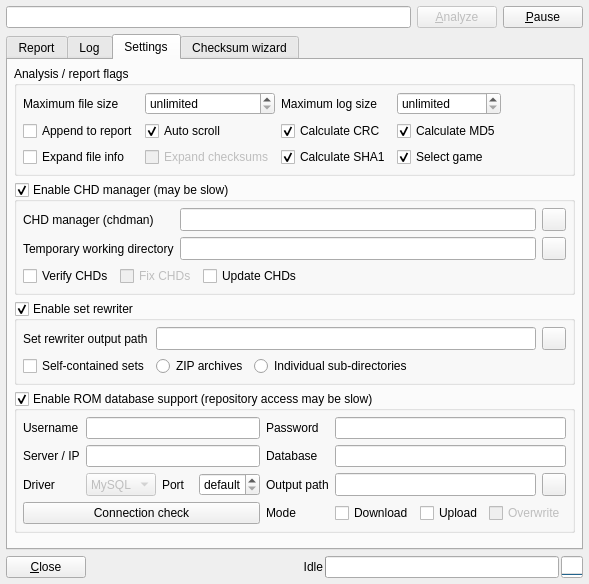
Above: romalyzer.ui from qmc2/qmc2-mame-fe before the change. Below: the same form after it.
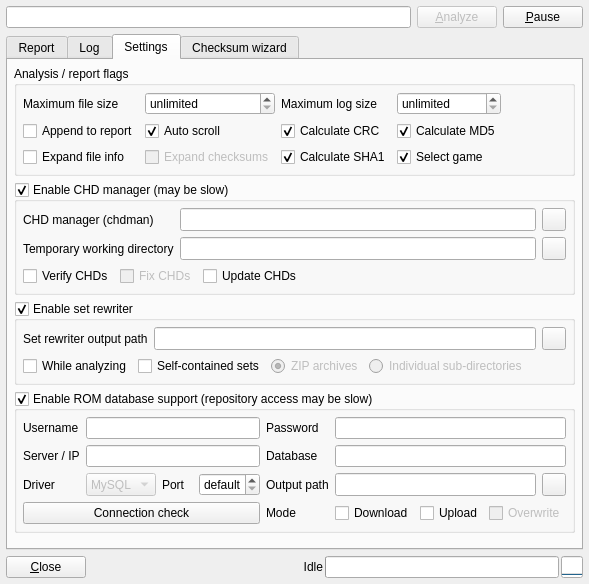
That is the form after the change. The open tabs and pages were chosen to show the change. Icons and pictures are not drawn.

Commit message: wip: more work on the upcoming 'set rewriter' function

Patch:
```diff
--- a/romalyzer.ui
+++ b/romalyzer.ui
@@ -849,7 +849,19 @@
             </property>
            </widget>
           </item>
-          <item row="1" column="0">
+          <item row="1" column="0" colspan="3">
+           <layout class="QHBoxLayout" name="horizontalLayout_2">
+            <item>
+             <widget class="QCheckBox" name="checkBoxSetRewriterWhileAnalyzing">
+              <property name="toolTip">
+               <string>Rewrite sets while analyzing them (otherwise sets will only be rewritten on demand / through the context menu)</string>
+              </property>
+              <property name="text">
+               <string>While analyzing</string>
+              </property>
+             </widget>
+            </item>
+            <item>
            <widget class="QCheckBox" name="checkBoxSetRewriterSelfContainedSets">
             <property name="toolTip">
              <string>Create sets that do not need parent sets (otherwise create merged sets, which is recommended)</string>
@@ -859,20 +871,27 @@
             </property>
            </widget>
           </item>
-          <item row="1" column="1" colspan="2">
-           <layout class="QHBoxLayout" name="horizontalLayout_2">
             <item>
              <widget class="QRadioButton" name="radioButtonSetRewriterZipArchives">
+              <property name="enabled">
+               <bool>false</bool>
+              </property>
               <property name="toolTip">
                <string>Produce ZIP archived sets (recommended)</string>
               </property>
               <property name="text">
                <string>ZIP archives</string>
               </property>
+              <property name="checked">
+               <bool>true</bool>
+              </property>
              </widget>
             </item>
             <item>
              <widget class="QRadioButton" name="radioButtonSetRewriterIndividualDirectories">
+              <property name="enabled">
+               <bool>false</bool>
+              </property>
               <property name="toolTip">
                <string>Produce sets in individual sub-directories (not recommended)</string>
               </property>
@@ -888,8 +907,8 @@
               </property>
               <property name="sizeHint" stdset="0">
                <size>
-                <width>40</width>
-                <height>20</height>
+                <width>13</width>
+                <height>17</height>
                </size>
               </property>
              </spacer>
```
Left out of the diff: 5 changed lines with no effect on the pictures. Lines whose indentation alone changed are shown as unchanged. The commit also changes 9 other files.
